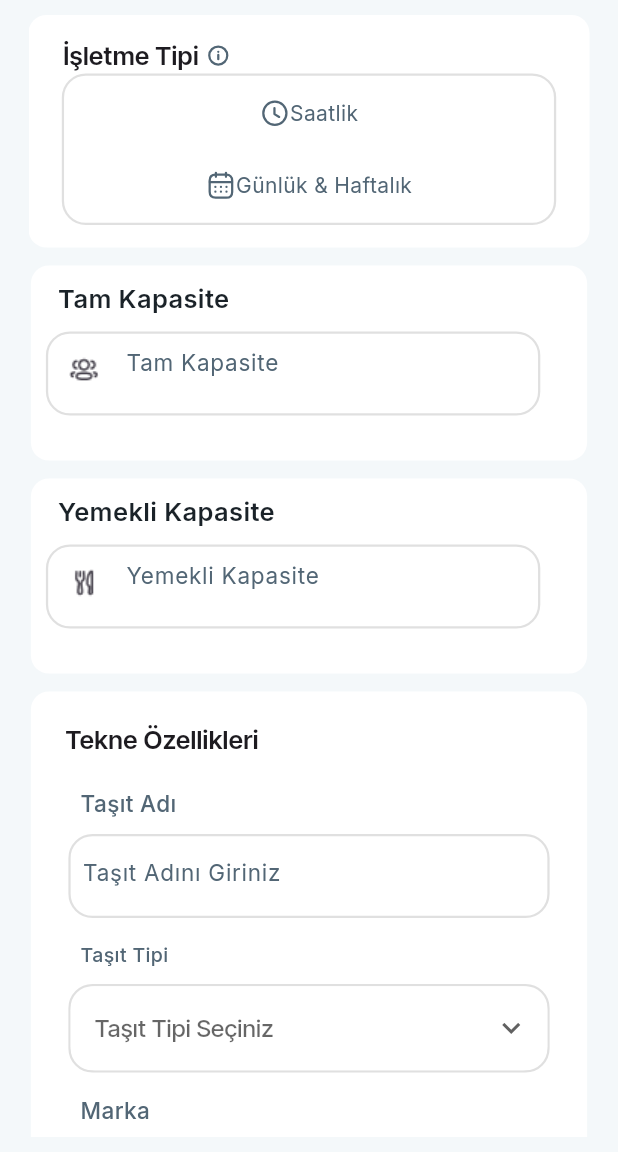
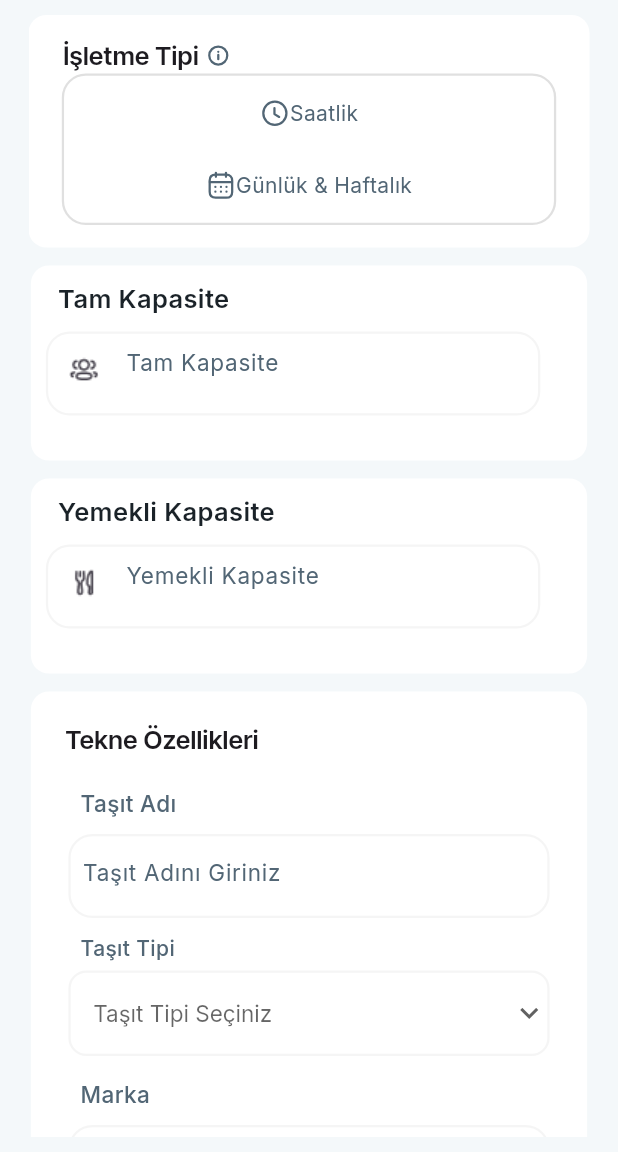
Before and after one commit to alican645/sabo_software, a Flutter app: the TasitlarDetayPage screen opened directly, on a phone screen of 412 x 824 dp, the part 84-1236 px from its top. Run offline on Flutter 3.47's test engine with Material 3 defaults, Android fonts, the phone set to English and light mode, and no system bars; our stand-ins replace flutter_svg, google_fonts.

Commit message:
sabo_software 13.09.204-17.14

```diff
--- a/lib/main.dart
+++ b/lib/main.dart
@@ -30,7 +30,7 @@ class MyApp extends StatelessWidget {
         theme: ThemeData(
           textTheme: GoogleFonts.interTightTextTheme(),
         ),
-        home: SafeArea(child: OrganizasyonlarPage(),)
+        home: SafeArea(child: TasitlarDetayPage(),)
     );
   }
 }
--- a/lib/views/AciklamalarPage.dart
+++ b/lib/views/AciklamalarPage.dart
@@ -1,7 +1,6 @@
-
-
 import 'package:flutter/cupertino.dart';
 import 'package:flutter/material.dart';
+import 'package:flutter/rendering.dart';
 import 'package:flutter_svg/svg.dart';
 import 'package:google_fonts/google_fonts.dart';
 
@@ -16,7 +15,7 @@ class _AciklamalarPageState extends State<AciklamalarPage> {
   final TextEditingController _trAciklmaController = TextEditingController();
   final TextEditingController _enAciklamaController = TextEditingController();
 
-  bool _isPressed=false;
+  bool _isPressed = false;
 
   @override
   Widget build(BuildContext context) {
@@ -51,13 +50,24 @@ class _AciklamalarPageState extends State<AciklamalarPage> {
                                 color: Color(0xff1A2228)),
                           ),
                         ),
-                        SizedBox(width: 5,),
-                        GestureDetector(child: SvgPicture.asset("assets/svg/info_circle.svg"),onTap:(){})
+                        SizedBox(
+                          width: 5,
+                        ),
+                        GestureDetector(
+                            child:
+                                SvgPicture.asset("assets/svg/info_circle.svg"),
+                            onTap: () {})
                       ],
                     ),
-                    _buildTextField(title: "Türkçe Açıklama",textEditingController: _trAciklmaController),
-                    _buildTextField(title: "İngilizce Açıklama",textEditingController: _enAciklamaController),
-                    SizedBox(height: 22,),
+                    _buildTextField(
+                        title: "Türkçe Açıklama",
+                        textEditingController: _trAciklmaController),
+                    _buildTextField(
+                        title: "İngilizce Açıklama",
+                        textEditingController: _enAciklamaController),
+                    SizedBox(
+                      height: 22,
+                    ),
                     Container(
                       decoration: BoxDecoration(
                         color: Colors.white,
@@ -110,29 +120,44 @@ class _AciklamalarPageState extends State<AciklamalarPage> {
     );
   }
 
-  Column _buildTextField({required TextEditingController textEditingController,required String title}) {
-    return Column(children: [
+  Column _buildTextField(
+      {required TextEditingController textEditingController,
+      required String title}) {
+    return Column(
+      children: [
         SizedBox(
-        height: 22,
+          height: 22
         ),
         Align(
           alignment: Alignment.centerLeft,
-        child: Text(
+
+          child: Row(
+            mainAxisAlignment:MainAxisAlignment.spaceBetween ,
+            children: [
+              Text(
                 title,
                 style: GoogleFonts.inter(
                     fontSize: 13,
                     fontWeight: FontWeight.w500,
                     color: Color(0xff526675)),
               ),
+              Text(
+                "256 Karakter",
+                style: GoogleFonts.inter(
+                    fontSize: 11,
+                    fontWeight: FontWeight.w400,
+                    color: Color(0xff526675)),
+              )
+            ],
+          ),
         ),
         SizedBox(
-        height: 14,
+          height: 4,
         ),
         Container(
           decoration: BoxDecoration(
             borderRadius: BorderRadius.circular(12),
-          border:
-          Border.all(color: Colors.grey.shade300, width: 1.5),
+            border: Border.all(color: Colors.grey.shade300, width: 1.5),
           ),
           child: Column(
             children: [
@@ -148,7 +173,7 @@ class _AciklamalarPageState extends State<AciklamalarPage> {
                 ),
               ),
               Padding(
-              padding: const EdgeInsets.only(bottom:5,right:5),
+                padding: const EdgeInsets.only(bottom: 5, right: 5),
                 child: Align(
                   alignment: Alignment.bottomRight,
                   child: SvgPicture.asset("assets/svg/two_line.svg"),
@@ -157,6 +182,7 @@ class _AciklamalarPageState extends State<AciklamalarPage> {
             ],
           ),
         ),
-    ],);
+      ],
+    );
   }
 }
--- a/lib/views/TasitlarDetayPage.dart
+++ b/lib/views/TasitlarDetayPage.dart
@@ -443,7 +443,7 @@ class _TasitlarDetayPageState extends State<TasitlarDetayPage> {
             height: 56,
             decoration: BoxDecoration(
               borderRadius: BorderRadius.circular(16),
-              border: Border.all(color: Colors.grey.shade300, width: 1.5),
+              border: Border.all(color: Colors.black.withOpacity(0.04), width: 1.5),
             ),
             child: Padding(
               padding: paddingZero == true
@@ -472,53 +472,59 @@ class _TasitlarDetayPageState extends State<TasitlarDetayPage> {
     required String title, // Dropdown başlığı
     required double mqWidth, // Ekran genişliği
     required String? selectedValue, // Seçilen değer
-    required List<String> itemList,
-    required String hintText,// Dropdown'a ait veriler
-    required Function(String?) onChangedCallback
+    required List<String> itemList, // Dropdown'a ait veriler
+    required String hintText, // İpucu metni
+    required Function(String?) onChangedCallback, // Değer değişimi callback'i
   }) {
     return Padding(
-      padding: const EdgeInsets.fromLTRB(10.0, 5, 10, 5),
+      padding: const EdgeInsets.symmetric(horizontal: 10.0, vertical: 5.0),
       child: Column(
         crossAxisAlignment: CrossAxisAlignment.start,
         children: [
           Padding(
-            padding: const EdgeInsets.fromLTRB(8.0, 5, 8, 10),
+            padding: EdgeInsets.only(left:8.0),
             child: Text(
               title,
               style: GoogleFonts.inter(
-                  fontSize: 13,
+                fontSize: 14,
                 fontWeight: FontWeight.w500,
-                  color: Color(0xff526675)),
+                color: Color(0xff526675),
               ),
             ),
+          ),
+          SizedBox(height: 5), // Text ile Dropdown arasına boşluk eklemek için
           Container(
-            width: mqWidth * 0.8,
             decoration: BoxDecoration(
-              borderRadius: BorderRadius.circular(16),
-              border: Border.all(color:selectedValue != null ? const Color(0xff189DFD)  :Colors.grey.shade300 , width: 1.5),
+              color: Colors.white,
+              borderRadius: BorderRadius.circular(12),
+              border: Border.all(
+                color: selectedValue != null
+                    ? const Color(0xff189DFD)
+                    : Colors.black.withOpacity(0.04),
+                width: 1.5,
               ),
-            child: DropdownButtonHideUnderline(
+            ),
             child: DropdownButtonFormField<String>(
               decoration: InputDecoration(
-                  border: OutlineInputBorder(
-                    borderRadius: BorderRadius.circular(16),
-                    borderSide: BorderSide.none,
+                border: InputBorder.none,
+                contentPadding: EdgeInsets.symmetric(horizontal: 15, vertical: 15), // İçerik padding ayarı
               ),
-                  filled: true,
-                  fillColor: Colors.white,
+              value: selectedValue,
+              hint: Text(hintText),
+              isExpanded: true,
+              icon: Icon(
+                selectedValue != null
+                    ? Icons.keyboard_arrow_up_outlined
+                    : Icons.keyboard_arrow_down_outlined,
               ),
-                hint: Text(hintText),
-                value: selectedValue, // Seçilen değer
-                icon: Icon(selectedValue != null ? Icons.keyboard_arrow_up_outlined : Icons.keyboard_arrow_down_outlined,),
-                isExpanded: true, // Genişliği doldurması için
               items: itemList.map((String item) {
                 return DropdownMenuItem<String>(
                   value: item,
                   child: Text(
                     item,
                     style: GoogleFonts.inter(
+                      fontSize: 15,
                       fontWeight: FontWeight.w400,
-                        fontSize: 15,
                       color: Color(0xff1A2228),
                     ),
                   ),
@@ -526,14 +532,21 @@ class _TasitlarDetayPageState extends State<TasitlarDetayPage> {
               }).toList(),
               onChanged: (newValue) {
                 onChangedCallback(newValue);
-                }, // Seçim değiştiğinde tetiklenen callback
+              },
+              style: GoogleFonts.inter(
+                fontSize: 15,
+                fontWeight: FontWeight.w400,
+                color: Color(0xff1A2228),
               ),
+              dropdownColor: Colors.white, // Dropdown menü rengi
+              borderRadius: BorderRadius.circular(12), // Dropdown menü köşe yuvarlama
             ),
           ),
         ],
       ),
     );
   }
+
 
   Padding _buildDropdownBayrak({
     required String title,
```
Lines whose indentation alone changed are shown as unchanged.
